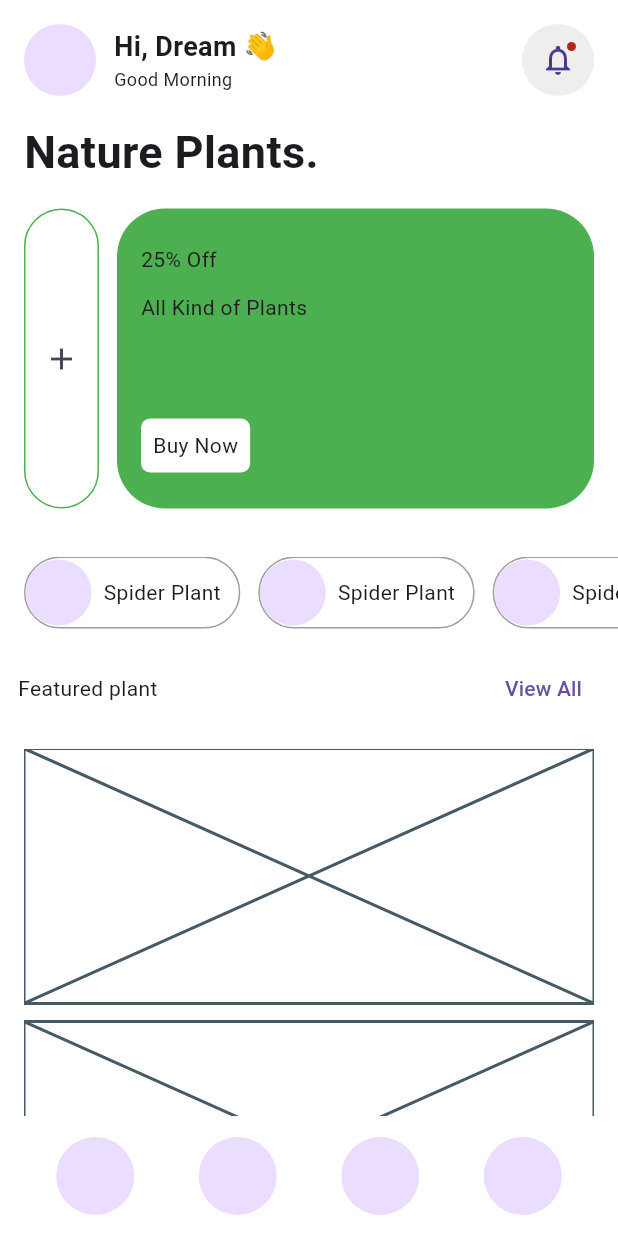
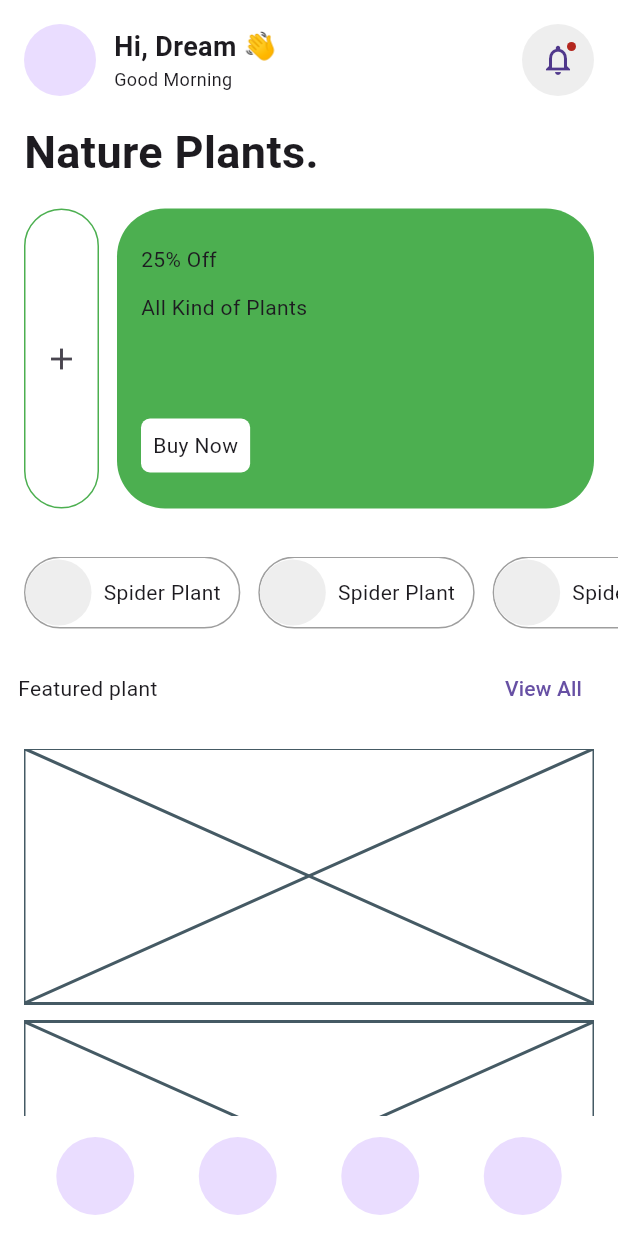
Before and after one commit to JAICHANGPARK/flutter_notebook_chapter_45, a Flutter app: the PlantHomePage screen opened directly, on a phone screen of 412 x 824 dp. Run offline on Flutter 3.47's test engine with Material 3 defaults, Android fonts, the phone set to English and light mode, and no system bars; our stand-ins replace gap, hugeicons, smooth_page_indicator.

Commit message:
Update plant_home_page.dart

```diff
--- a/lib/ep2265_plant_shop_app/ui/plant_home_page.dart
+++ b/lib/ep2265_plant_shop_app/ui/plant_home_page.dart
@@ -125,17 +125,13 @@ class _PlantHomePageState extends State<PlantHomePage> {
 
             Container(
               height: 48,
-              padding: EdgeInsets.only(
-                left: 16
-              ),
+              padding: EdgeInsets.only(left: 16),
               child: ListView.builder(
                 itemCount: 10,
                 scrollDirection: Axis.horizontal,
                 itemBuilder: (context, index) {
                   return Container(
-                    margin: EdgeInsets.only(
-                      right: 12
-                    ),
+                    margin: EdgeInsets.only(right: 12),
                     decoration: ShapeDecoration(
                       shape: StadiumBorder(
                         side: BorderSide(color: Colors.grey),
@@ -144,9 +140,13 @@ class _PlantHomePageState extends State<PlantHomePage> {
                     padding: EdgeInsets.only(right: 12),
                     child: Row(
                       spacing: 8,
-                      children: [CircleAvatar(
-                        radius: 22,
-                      ), Text("Spider Plant"),],
+                      children: [
+                        CircleAvatar(
+                          radius: 22,
+                          backgroundColor: Colors.grey[200]!,
+                        ),
+                        Text("Spider Plant"),
+                      ],
                     ),
                   );
                 },
```
